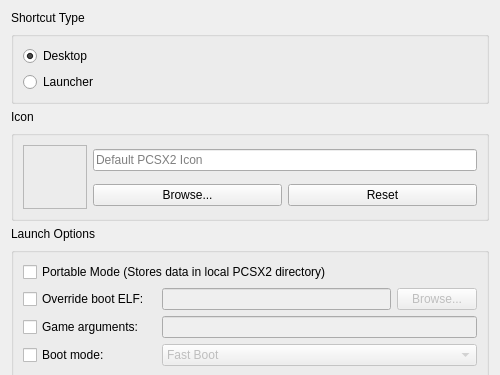
First picture: the form in pcsx2-qt/ShortcutCreationDialog.ui, repository SgtBilko76/ARMSX2-Quest, before the edit; both pictures show x 0 to 500 and y 0 to 375 of the 500 by 825 pixel window.
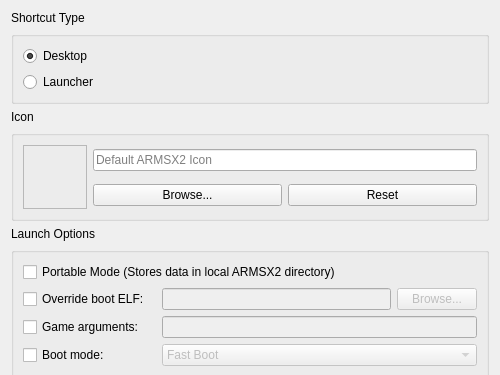
Second picture: the form after the edit.

Commit message: Rebrand user-facing PCSX2 references to ARMSX2; fix Help menu

The edit to the form file:
```diff
--- a/pcsx2-qt/ShortcutCreationDialog.ui
+++ b/pcsx2-qt/ShortcutCreationDialog.ui
@@ -128,7 +128,7 @@
       <item row="0" column="0" colspan="3">
        <widget class="QCheckBox" name="portableModeToggle">
         <property name="text">
-         <string>Portable Mode (Stores data in local PCSX2 directory)</string>
+         <string>Portable Mode (Stores data in local ARMSX2 directory)</string>
         </property>
        </widget>
       </item>
@@ -426,7 +426,7 @@
          <bool>true</bool>
         </property>
         <property name="placeholderText">
-         <string>Default PCSX2 Icon</string>
+         <string>Default ARMSX2 Icon</string>
         </property>
        </widget>
       </item>
```
The commit also changes 33 other files.
